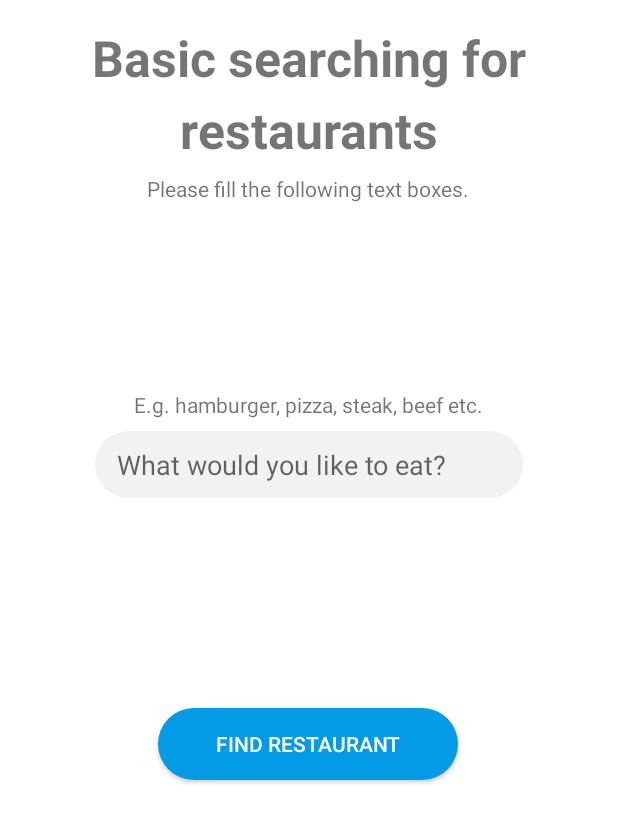
After one commit to ard0p8v/SMAP_SmartRestaurants, an Android app: the BasicSearchActivity screen opened directly, with no data from a screen before it, on a phone screen of 412 x 824 dp. The commit adds this screen. Shown: the top 823 px of the screen. Run offline under Robolectric (Android 15) with nearby library versions, the phone set to English and light mode, and no system bars.

Commit message:
Basic and advanced search implementation

```diff
--- a/app/src/main/AndroidManifest.xml
+++ b/app/src/main/AndroidManifest.xml
@@ -47,8 +47,10 @@
         <activity android:name=".RegistrationActivity" />
         <activity android:name=".AddRestaurantActivity" />
         <activity android:name=".AddMenuRestaurantActivity" />
-        <activity android:name=".SettingsActivity" />
-        <activity android:name=".FindRestaurantActivity"></activity>
+        <activity android:name=".AdvancedSearchActivity" />
+        <activity android:name=".AdvancedFindRestaurantActivity" />
+        <activity android:name=".BasicSearchActivity" />
+        <activity android:name=".BasicFindRestaurantActivity"></activity>
     </application>
 
 </manifest>
--- a/app/src/main/java/com/sample/smartrestaurants/AddMenuRestaurantActivity.java
+++ b/app/src/main/java/com/sample/smartrestaurants/AddMenuRestaurantActivity.java
@@ -31,7 +31,7 @@ public class AddMenuRestaurantActivity extends AppCompatActivity implements View
         txtPrice = findViewById(R.id.price);
         btnSaveMenu = findViewById(R.id.btnSaveMenu);
         btnDisplayOnMap = findViewById(R.id.btnDisplayOnMap);
-        menuDatabase = FirebaseDatabase.getInstance().getReference().child("Restaurant");
+        menuDatabase = FirebaseDatabase.getInstance().getReference().child("Menu");
         rName = getIntent().getStringExtra("nameRes");
 
         btnSaveMenu.setOnClickListener(this);
@@ -51,7 +51,7 @@ public class AddMenuRestaurantActivity extends AppCompatActivity implements View
 
 
         Menu menu = new Menu(menuName, price, restaurantName);
-        menuDatabase.child(rName.toString()).child("menu").setValue(menu);
+        menuDatabase.push().setValue(menu);
         Toast.makeText(this, "Menu of restaurant was saved", Toast.LENGTH_LONG).show();
     }
 
--- a/app/src/main/java/com/sample/smartrestaurants/AddRestaurantActivity.java
+++ b/app/src/main/java/com/sample/smartrestaurants/AddRestaurantActivity.java
@@ -77,7 +77,7 @@ public class AddRestaurantActivity extends AppCompatActivity implements View.OnC
         Integer numberEvaluation = 0;
 
         Restaurant restaurant = new Restaurant(name, latitude, longitude, type, kitchen, priceLevel, evaluation, numberEvaluation, garden, childrensCorner, parkingFree);
-        resDatabase.child(txtName.getText().toString()).setValue(restaurant);
+        resDatabase.push().setValue(restaurant);
         Toast.makeText(this, "Restaurant was saved", Toast.LENGTH_LONG).show();
     }
 
--- /dev/null
+++ b/app/src/main/java/com/sample/smartrestaurants/BasicSearchActivity.java
@@ -0,0 +1,30 @@
+package com.sample.smartrestaurants;
+
+import android.content.Intent;
+import android.support.v7.app.AppCompatActivity;
+import android.os.Bundle;
+import android.view.View;
+import android.widget.EditText;
+
+public class BasicSearchActivity extends AppCompatActivity {
+
+    private EditText txtKindOfFood;
+
+
+    @Override
+    protected void onCreate(Bundle savedInstanceState) {
+        super.onCreate(savedInstanceState);
+        setContentView(R.layout.activity_basic_search);
+
+        txtKindOfFood = findViewById(R.id.kindOfFood);
+    }
+
+    public void actionFindRestaurant(View view) {
+
+        String kindOfFood = txtKindOfFood.getText().toString().trim();
+
+        Intent intent = new Intent(BasicSearchActivity.this, BasicFindRestaurantActivity.class);
+        intent.putExtra("kindOfFood", kindOfFood);
+        startActivity(intent);
+    }
+}
--- /dev/null
+++ b/app/src/main/res/layout/activity_basic_search.xml
@@ -0,0 +1,105 @@
+<?xml version="1.0" encoding="utf-8"?>
+    <android.support.constraint.ConstraintLayout xmlns:android="http://schemas.android.com/apk/res/android"
+        xmlns:app="http://schemas.android.com/apk/res-auto"
+        xmlns:tools="http://schemas.android.com/tools"
+        android:layout_width="match_parent"
+        android:layout_height="match_parent"
+        android:background="@color/white"
+        tools:context=".AdvancedSearchActivity">
+
+        <EditText
+            android:id="@+id/kindOfFood"
+            android:layout_width="285dp"
+            android:layout_height="wrap_content"
+            android:layout_marginEnd="8dp"
+            android:layout_marginStart="8dp"
+            android:layout_marginTop="8dp"
+            android:background="@drawable/edit_text_style"
+            android:ems="10"
+            android:hint="What would you like to eat?"
+            android:inputType="textPersonName"
+            app:layout_constraintEnd_toEndOf="parent"
+            app:layout_constraintStart_toStartOf="parent"
+            app:layout_constraintTop_toBottomOf="@+id/textView10" />
+
+
+    <Button
+        android:id="@+id/btnFindRestaurant"
+        android:layout_width="200dp"
+        android:layout_height="wrap_content"
+        android:layout_marginEnd="8dp"
+        android:layout_marginStart="8dp"
+        android:layout_marginTop="140dp"
+        android:background="@drawable/button_style_login"
+        android:onClick="actionFindRestaurant"
+        android:text="Find restaurant"
+        android:textColor="@color/white"
+        app:layout_constraintEnd_toEndOf="parent"
+        app:layout_constraintHorizontal_bias="0.497"
+        app:layout_constraintStart_toStartOf="parent"
+        app:layout_constraintTop_toBottomOf="@+id/kindOfFood" />
+
+
+    <TextView
+        android:id="@+id/textView2"
+        android:layout_width="wrap_content"
+        android:layout_height="48dp"
+        android:layout_gravity="center"
+        android:layout_marginEnd="8dp"
+        android:layout_marginStart="8dp"
+        android:text="restaurants"
+        android:textSize="33dp"
+        android:textStyle="bold"
+        app:layout_constraintEnd_toEndOf="parent"
+        app:layout_constraintStart_toStartOf="parent"
+        app:layout_constraintTop_toBottomOf="@+id/textView8" />
+
+    <TextView
+        android:id="@+id/textView8"
+        android:layout_width="wrap_content"
+        android:layout_height="48dp"
+        android:layout_gravity="center"
+        android:layout_marginBottom="8dp"
+        android:layout_marginEnd="8dp"
+        android:layout_marginStart="8dp"
+        android:layout_marginTop="16dp"
+        android:text="Basic searching for"
+        android:textSize="33dp"
+        android:textStyle="bold"
+        app:layout_constraintBottom_toTopOf="@+id/imageView2"
+        app:layout_constraintEnd_toEndOf="parent"
+        app:layout_constraintStart_toStartOf="parent"
+        app:layout_constraintTop_toTopOf="parent" />
+
+        <TextView
+            android:id="@+id/textView3"
+            android:layout_width="wrap_content"
+            android:layout_height="wrap_content"
+            android:layout_gravity="center"
+            android:layout_marginBottom="8dp"
+            android:layout_marginEnd="8dp"
+            android:layout_marginStart="8dp"
+            android:layout_marginTop="4dp"
+            android:text="Please fill the following text boxes."
+            app:layout_constraintBottom_toTopOf="@+id/imageView2"
+            app:layout_constraintEnd_toEndOf="parent"
+            app:layout_constraintHorizontal_bias="0.497"
+            app:layout_constraintStart_toStartOf="parent"
+            app:layout_constraintTop_toBottomOf="@+id/textView2" />
+
+    <TextView
+        android:id="@+id/textView10"
+        android:layout_width="wrap_content"
+        android:layout_height="19dp"
+        android:layout_gravity="center"
+        android:layout_marginEnd="8dp"
+        android:layout_marginStart="8dp"
+        android:layout_marginTop="260dp"
+        android:text="E.g. hamburger, pizza, steak, beef etc."
+        app:layout_constraintEnd_toEndOf="parent"
+        app:layout_constraintHorizontal_bias="0.496"
+        app:layout_constraintStart_toStartOf="parent"
+        app:layout_constraintTop_toTopOf="parent" />
+
+
+    </android.support.constraint.ConstraintLayout>
--- a/app/src/main/res/xml/pref_headers.xml
+++ b/app/src/main/res/xml/pref_headers.xml
@@ -3,17 +3,17 @@
     <!-- These settings headers are only used on tablets. -->
 
     <header
-        android:fragment="com.sample.smartrestaurants.SettingsActivity$GeneralPreferenceFragment"
+        android:fragment="com.sample.smartrestaurants.AdvancedSearchActivity$GeneralPreferenceFragment"
         android:icon="@drawable/ic_info_black_24dp"
         android:title="@string/pref_header_general" />
 
     <header
-        android:fragment="com.sample.smartrestaurants.SettingsActivity$NotificationPreferenceFragment"
+        android:fragment="com.sample.smartrestaurants.AdvancedSearchActivity$NotificationPreferenceFragment"
         android:icon="@drawable/ic_notifications_black_24dp"
         android:title="@string/pref_header_notifications" />
 
     <header
-        android:fragment="com.sample.smartrestaurants.SettingsActivity$DataSyncPreferenceFragment"
+        android:fragment="com.sample.smartrestaurants.AdvancedSearchActivity$DataSyncPreferenceFragment"
         android:icon="@drawable/ic_sync_black_24dp"
         android:title="@string/pref_header_data_sync" />
 
```
Also changed, not shown: app/src/main/java/com/sample/smartrestaurants/AdvancedFindRestaurantActivity.java (added, +90 -0 lines), app/src/main/java/com/sample/smartrestaurants/AdvancedSearchActivity.java (renamed from app/src/main/java/com/sample/smartrestaurants/SettingsActivity.java, +3 -8 lines), app/src/main/java/com/sample/smartrestaurants/BasicFindRestaurantActivity.java (added, +80 -0 lines), app/src/main/java/com/sample/smartrestaurants/MainActivity.java (+5 -4 lines), app/src/main/java/com/sample/smartrestaurants/model/Menu.java (+33 -0 lines), app/src/main/res/layout/activity_advanced_find_restaurant.xml (added, +46 -0 lines), app/src/main/res/layout/activity_advanced_search.xml (renamed from app/src/main/res/layout/activity_settings.xml, +8 -66 lines), app/src/main/res/layout/activity_bacis_find_restaurant.xml (added, +46 -0 lines), app/src/main/res/layout/content_main.xml (+13 -13 lines), app/src/main/res/layout/row.xml (added, +51 -0 lines).
